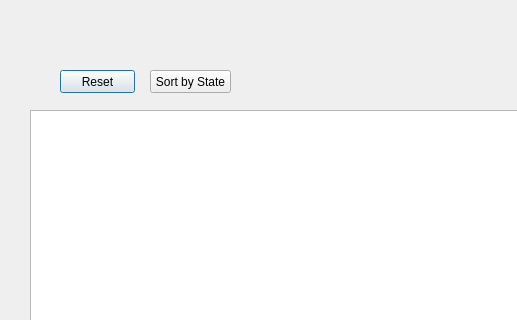
The window that parksdisplay.ui (smoreno11/NationalParksProject) describes before a commit, drawn with Qt 5; both pictures show x 0 to 517 and y 0 to 320 of the 764 by 504 pixel window.
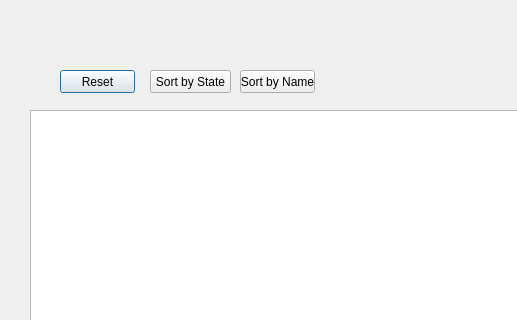
The same window after the commit.

What changed in the file:
```diff
--- a/parksdisplay.ui
+++ b/parksdisplay.ui
@@ -49,6 +49,19 @@
     <string>Sort by State</string>
    </property>
   </widget>
+  <widget class="QPushButton" name="parkNameButton">
+   <property name="geometry">
+    <rect>
+     <x>240</x>
+     <y>70</y>
+     <width>75</width>
+     <height>23</height>
+    </rect>
+   </property>
+   <property name="text">
+    <string>Sort by Name</string>
+   </property>
+  </widget>
  </widget>
  <resources/>
  <connections/>
```
